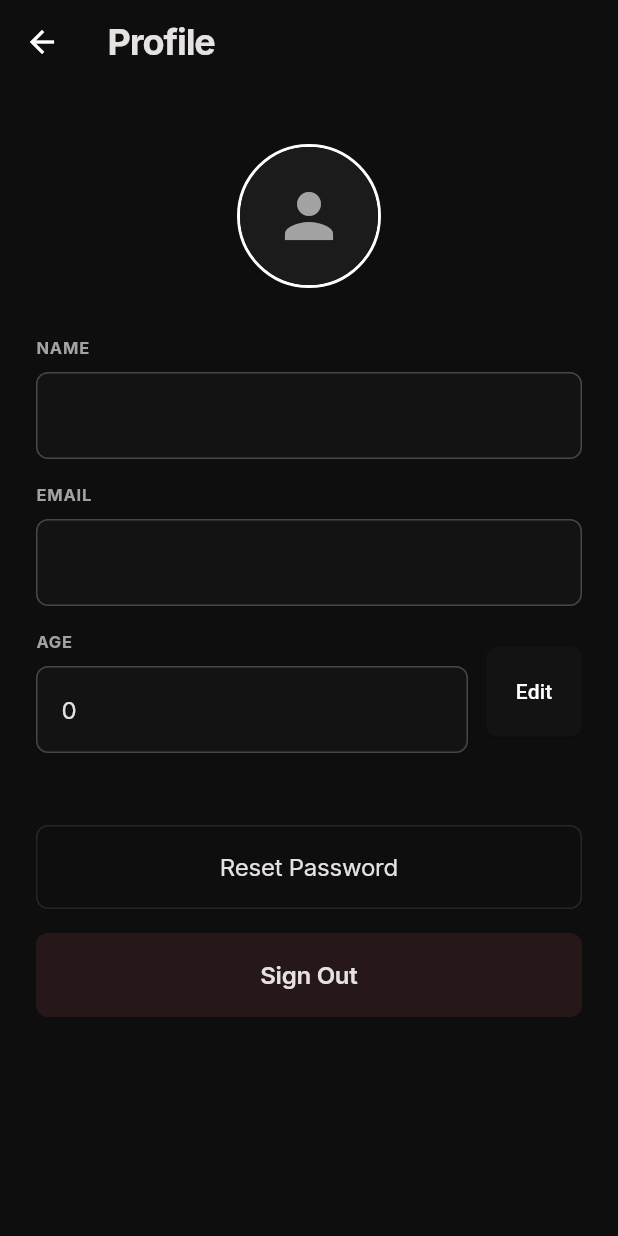
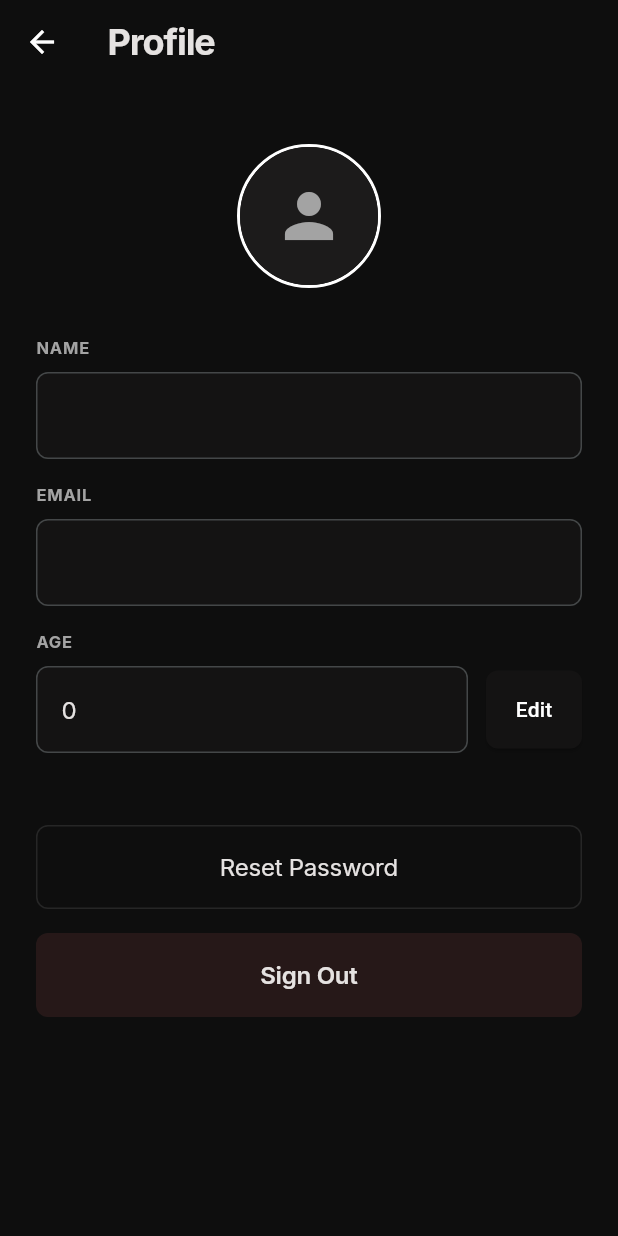
Before and after one commit to Mortarion002/aiops-command, a Flutter app: the ProfileScreen screen opened by its route, on a phone screen of 412 x 824 dp. Run offline on Flutter 3.47's test engine with Material 3 defaults, Android fonts, the phone set to English and light mode, and no system bars; our stand-ins replace cloud_firestore, firebase_auth, firebase_core, flutter_riverpod, go_router, google_fonts and 1 more; accounts and stored records are empty; generated files the repository leaves out were written again.

Commit message:
Fix Edit button alignment in ProfileScreen

```diff
--- a/lib/features/settings/screens/profile_screen.dart
+++ b/lib/features/settings/screens/profile_screen.dart
@@ -76,15 +76,18 @@ class _ProfileScreenState extends ConsumerState<ProfileScreen> {
     );
   }
 
-  Widget _buildInfoField(String label, String value) {
+  Widget _buildInfoField(String label, String value, {Widget? trailing}) {
     return Column(
       crossAxisAlignment: CrossAxisAlignment.start,
       children: [
         Text(label.toUpperCase(),
             style: AppTextStyles.labelCaps.copyWith(color: AppColors.mutedText)),
         const SizedBox(height: 8),
-        Container(
-          width: double.infinity,
+        Row(
+          crossAxisAlignment: CrossAxisAlignment.center,
+          children: [
+            Expanded(
+              child: Container(
                 padding: const EdgeInsets.symmetric(horizontal: 16, vertical: 16),
                 decoration: BoxDecoration(
                   color: AppColors.surface,
@@ -92,6 +95,13 @@ class _ProfileScreenState extends ConsumerState<ProfileScreen> {
                   border: Border.all(color: AppColors.outlineVariant),
                 ),
                 child: Text(value, style: AppTextStyles.bodyLg),
+              ),
+            ),
+            if (trailing != null) ...[
+              const SizedBox(width: 12),
+              trailing,
+            ],
+          ],
         ),
       ],
     );
@@ -160,13 +170,10 @@ class _ProfileScreenState extends ConsumerState<ProfileScreen> {
               const SizedBox(height: 16),
 
               appUserAsync.when(
-                data: (appUser) => Row(
-                  children: [
-                    Expanded(
-                      child: _buildInfoField('Age', appUser?.age?.toString() ?? 'Not set'),
-                    ),
-                    const SizedBox(width: 12),
-                    ElevatedButton(
+                data: (appUser) => _buildInfoField(
+                  'Age',
+                  appUser?.age?.toString() ?? 'Not set',
+                  trailing: ElevatedButton(
                     onPressed: firebaseUser == null
                         ? null
                         : () => _showEditAgeDialog(firebaseUser.uid, appUser),
@@ -174,18 +181,16 @@ class _ProfileScreenState extends ConsumerState<ProfileScreen> {
                       backgroundColor: AppColors.surface,
                       foregroundColor: AppColors.primary,
                       shape: RoundedRectangleBorder(borderRadius: BorderRadius.circular(8)),
-                        padding: const EdgeInsets.symmetric(horizontal: 16, vertical: 20),
+                      padding: const EdgeInsets.symmetric(horizontal: 16, vertical: 16),
                     ),
                     child: const Text('Edit'),
                   ),
-                  ],
                 ),
                 loading: () => const Center(child: CircularProgressIndicator()),
-                error: (_, __) => Row(
-                  children: [
-                    Expanded(child: _buildInfoField('Age', 'Not set')),
-                    const SizedBox(width: 12),
-                    ElevatedButton(
+                error: (_, __) => _buildInfoField(
+                  'Age',
+                  'Not set',
+                  trailing: ElevatedButton(
                     onPressed: firebaseUser == null
                         ? null
                         : () => _showEditAgeDialog(firebaseUser.uid, null),
@@ -193,11 +198,10 @@ class _ProfileScreenState extends ConsumerState<ProfileScreen> {
                       backgroundColor: AppColors.surface,
                       foregroundColor: AppColors.primary,
                       shape: RoundedRectangleBorder(borderRadius: BorderRadius.circular(8)),
-                        padding: const EdgeInsets.symmetric(horizontal: 16, vertical: 20),
+                      padding: const EdgeInsets.symmetric(horizontal: 16, vertical: 16),
                     ),
                     child: const Text('Edit'),
                   ),
-                  ],
                 ),
               ),
 
```
Lines whose indentation alone changed are shown as unchanged.
